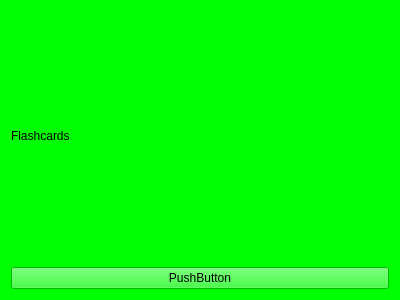
Above: flashcards.ui from Nathan-umesh/Flashcardfreund before the change. Below: the same form after it.
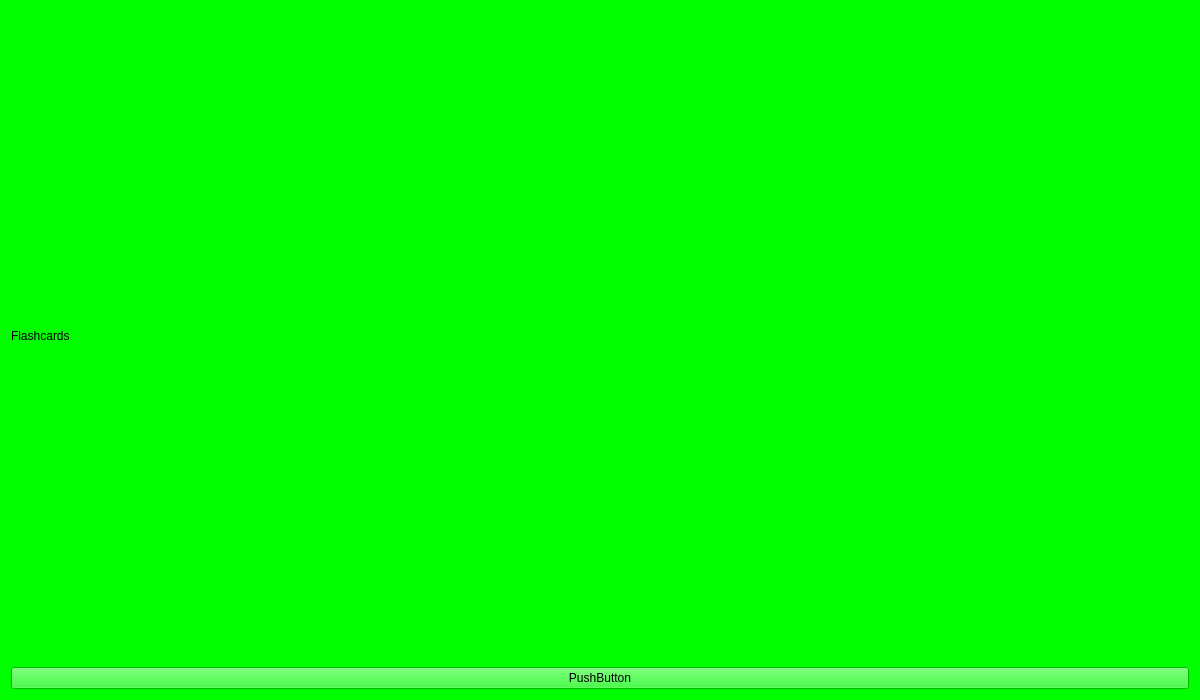
That is the form after the change.

Commit message: incorporated scrollbar + buttons

The edit to the form file:
```diff
--- a/flashcards.ui
+++ b/flashcards.ui
@@ -6,8 +6,8 @@
    <rect>
     <x>0</x>
     <y>0</y>
-    <width>400</width>
-    <height>300</height>
+    <width>1200</width>
+    <height>700</height>
    </rect>
   </property>
   <property name="sizePolicy">
```
The commit also changes 5 other files.
